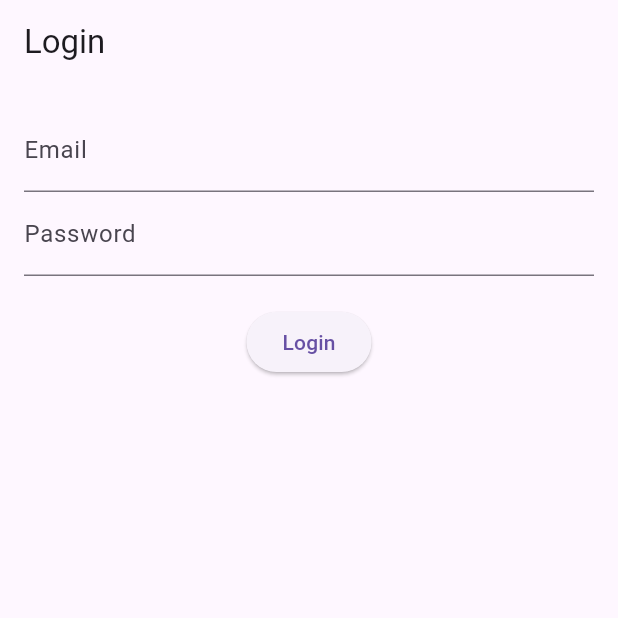
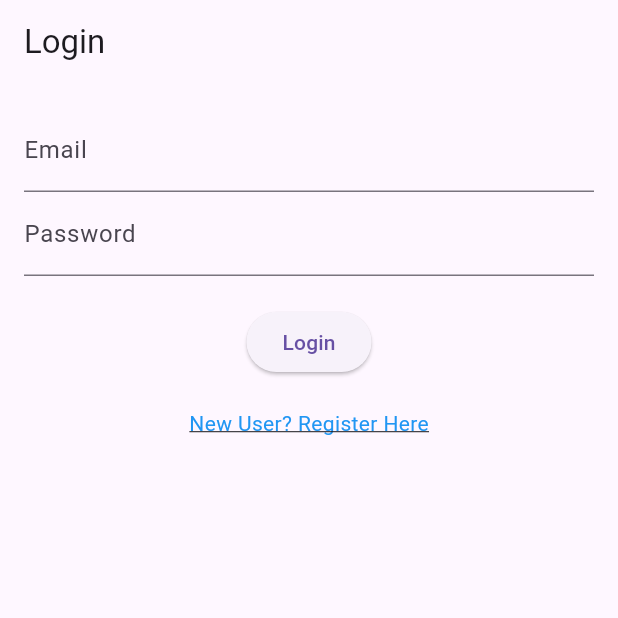
Before and after one commit to Gridiffin/USQ1, a Flutter app: the screen it shows after launch, on a phone screen of 412 x 824 dp, the top half of it. Run offline on Flutter 3.47's test engine with Material 3 defaults, Android fonts, the phone set to English and light mode, and no system bars; our stand-ins replace firebase_auth, firebase_core; accounts and stored records are empty.

Commit message:
register and email verify

```diff
--- a/lib/src/screens/auth/loginscreen.dart
+++ b/lib/src/screens/auth/loginscreen.dart
@@ -1,6 +1,7 @@
 import 'package:flutter/material.dart';
 import '../../services/authservice.dart';
-import '../../screens/home/homepage.dart';
+import 'registerscreen.dart';
+import '../home/homepage.dart';
 
 class LoginScreen extends StatefulWidget {
   @override
@@ -21,12 +22,15 @@ class _LoginScreenState extends State<LoginScreen> {
     try {
       final user = await _authService.loginWithEmailAndPassword(
           _emailController.text.trim(), _passwordController.text.trim());
-      if (user != null) {
-        // Navigate to the home screen
+      if (user != null && user.emailVerified) {
         Navigator.pushReplacement(
           context,
           MaterialPageRoute(builder: (context) => HomePage()),
         );
+      } else if (user != null && !user.emailVerified) {
+        setState(() {
+          _errorMessage = "Email is not verified. Please verify your email.";
+        });
       }
     } catch (error) {
       setState(() {
@@ -65,7 +69,23 @@ class _LoginScreenState extends State<LoginScreen> {
                 _errorMessage!,
                 style: TextStyle(color: Colors.red),
               ),
-            ]
+            ],
+            SizedBox(height: 20),
+            GestureDetector(
+              onTap: () {
+                Navigator.push(
+                  context,
+                  MaterialPageRoute(builder: (context) => RegisterScreen()),
+                );
+              },
+              child: Text(
+                'New User? Register Here',
+                style: TextStyle(
+                  color: Colors.blue,
+                  decoration: TextDecoration.underline,
+                ),
+              ),
+            ),
           ],
         ),
       ),
```
Also changed, not shown: lib/src/screens/auth/registerscreen.dart (+14 -0 lines).
